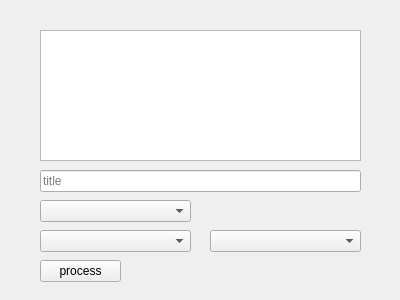
Qt form copaspedia.ui (selesdepselesnul/copas_pedia) before a commit.
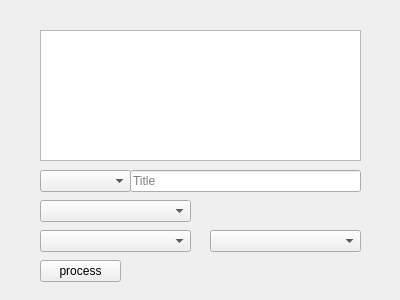
The same form after that commit.

Commit message: give title line edit placeholder text

Diff of the .ui file:
```diff
--- a/copaspedia.ui
+++ b/copaspedia.ui
@@ -26,14 +26,14 @@
   <widget class="QLineEdit" name="title_line_edit">
    <property name="geometry">
     <rect>
-     <x>40</x>
+     <x>130</x>
      <y>170</y>
-     <width>321</width>
+     <width>231</width>
      <height>22</height>
     </rect>
    </property>
    <property name="placeholderText">
-    <string>title</string>
+    <string>Title</string>
    </property>
   </widget>
   <widget class="QComboBox" name="lang_combo_box">
@@ -79,6 +79,16 @@
     <string>process</string>
    </property>
   </widget>
+  <widget class="QComboBox" name="page_mode_combo_box">
+   <property name="geometry">
+    <rect>
+     <x>40</x>
+     <y>170</y>
+     <width>91</width>
+     <height>22</height>
+    </rect>
+   </property>
+  </widget>
  </widget>
  <resources/>
  <connections/>
```
Left out of the diff: 2 changed lines with no effect on the pictures. The commit also changes 2 other files.
